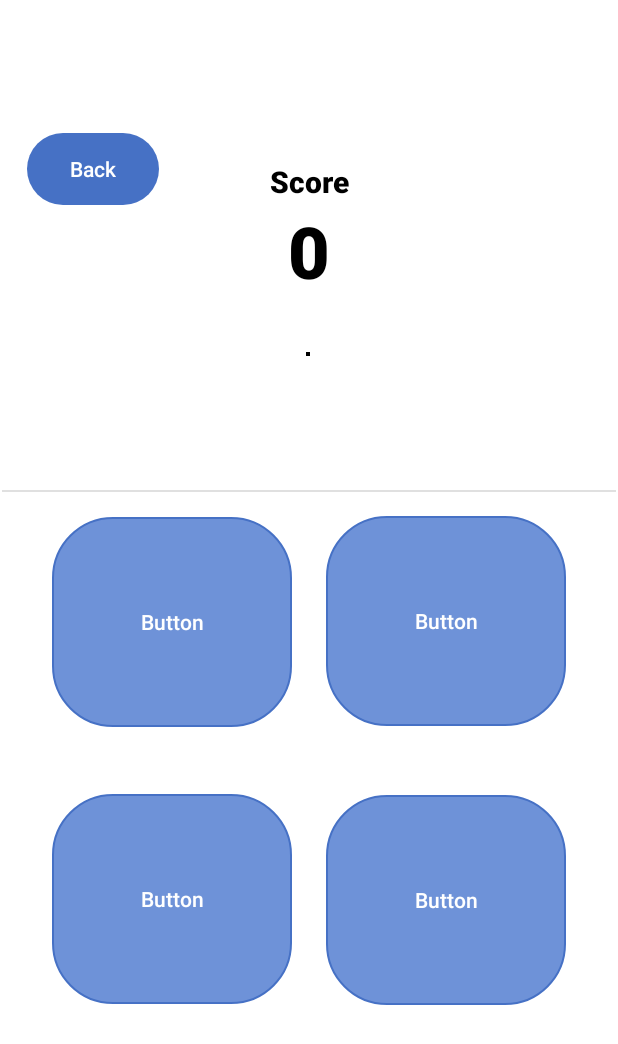
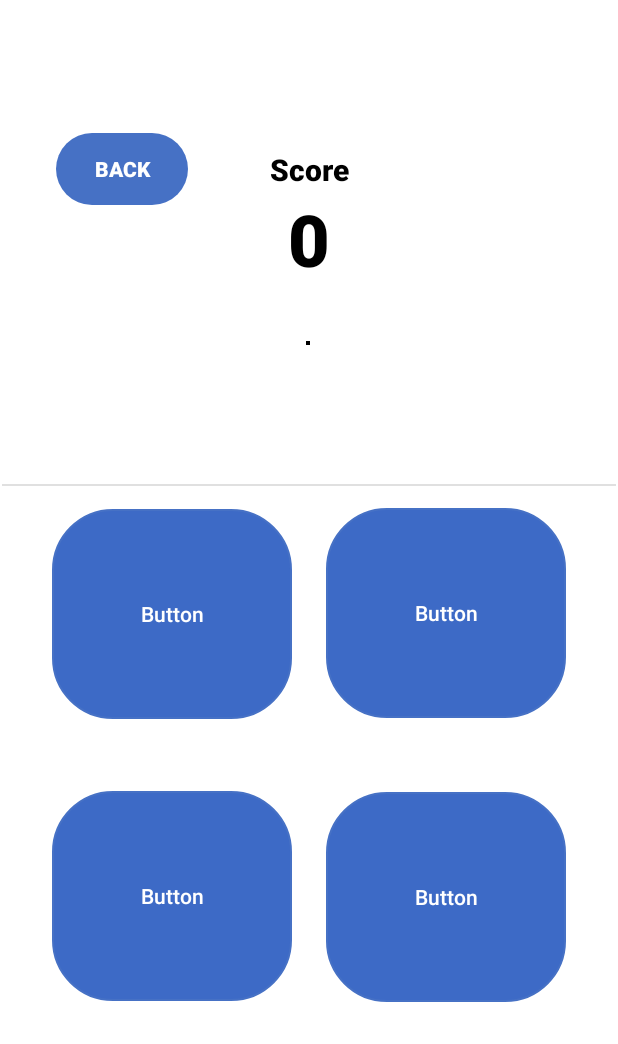
Before and after one commit to adibhalizam/Flag-IQ, an Android app: the SecondFragment screen opened through its navigation route, on a phone screen of 412 x 824 dp. Shown: the top 1044 px of the screen. Run offline under Robolectric (Android 15) with nearby library versions, the phone set to English and light mode, and no system bars; our stand-ins replace Picasso, Volley, navigation-ui; libraries missing offline, so code that uses them is left out: com.shashank.sony; network calls fail; pictures from the network do not load.

Commit message:
Fix bugs

```diff
--- a/FlagIQ/app/src/main/java/com/cis436/flagiq/MainViewModel.kt
+++ b/FlagIQ/app/src/main/java/com/cis436/flagiq/MainViewModel.kt
@@ -50,7 +50,7 @@ class MainViewModel(application: Application) : AndroidViewModel(application)
         val countriesList = mutableListOf<Country>()
         try {
             val jsonArray = JSONArray(response)
-            for (i in 0 until 5) {
+            for (i in 0 until jsonArray.length()) {
                 val jsonObject = jsonArray.getJSONObject(i)
                 val name = jsonObject.getJSONObject("name").getString("common")
                 val imageObject = jsonObject.optJSONObject("flags")
--- a/FlagIQ/app/src/main/java/com/cis436/flagiq/SecondFragment.kt
+++ b/FlagIQ/app/src/main/java/com/cis436/flagiq/SecondFragment.kt
@@ -79,12 +79,12 @@ class SecondFragment : Fragment() {
         }
 
         cancelBtn.setOnClickListener{
-            confirmBtn.alpha = 0.5f
+            cancelBtn.alpha = 0.5f
 
             // Delay action for a short duration (e.g., 200 milliseconds)
             Handler(Looper.getMainLooper()).postDelayed({
                 // Restore opacity
-                confirmBtn.alpha = 1.0f
+                cancelBtn.alpha = 1.0f
 
                 // Navigate to the desired fragment
                 // Dismiss the dialog
--- a/FlagIQ/app/src/main/res/drawable/answer_btn.xml
+++ b/FlagIQ/app/src/main/res/drawable/answer_btn.xml
@@ -2,7 +2,7 @@
 <selector xmlns:android="http://schemas.android.com/apk/res/android">
     <item>
         <shape>
-            <solid android:color="#6E92D8"/>
+            <solid android:color="#3D6AC6"/>
             <corners android:radius="40dp"/>
             <stroke android:color="#FF4671C5" android:width="1dp"/>
 
--- a/FlagIQ/app/src/main/res/layout/fragment_first.xml
+++ b/FlagIQ/app/src/main/res/layout/fragment_first.xml
@@ -14,11 +14,12 @@
             android:layout_height="wrap_content"
             android:layout_marginBottom="172dp"
             android:background="@drawable/return_btn"
-            android:text="Start"
+            android:fontFamily="sans-serif-black"
+            android:text="START"
             app:backgroundTint="@null"
             app:layout_constraintBottom_toBottomOf="parent"
             app:layout_constraintEnd_toEndOf="parent"
-            app:layout_constraintHorizontal_bias="0.498"
+            app:layout_constraintHorizontal_bias="0.492"
             app:layout_constraintStart_toStartOf="parent"
             app:layout_constraintTop_toBottomOf="@+id/imageView3"
             app:layout_constraintVertical_bias="0.246"
--- a/FlagIQ/app/src/main/res/layout/fragment_second.xml
+++ b/FlagIQ/app/src/main/res/layout/fragment_second.xml
@@ -12,9 +12,11 @@
         android:id="@+id/button_second"
         android:layout_width="wrap_content"
         android:layout_height="wrap_content"
-        android:text="Back"
+        android:layout_marginStart="20dp"
+        android:background="@drawable/return_btn"
+        android:fontFamily="sans-serif-black"
+        android:text="BACK"
         android:textColor="@color/white"
-        android:background="@drawable/return_btn"
         app:backgroundTint="@null"
         app:layout_constraintBottom_toBottomOf="parent"
         app:layout_constraintEnd_toEndOf="parent"
@@ -136,14 +138,14 @@
         android:id="@+id/scoreLabel"
         android:layout_width="wrap_content"
         android:layout_height="wrap_content"
-        android:layout_marginStart="72dp"
-        android:layout_marginTop="60dp"
+        android:layout_marginStart="24dp"
+        android:layout_marginTop="52dp"
         android:fontFamily="sans-serif-black"
         android:text="Score"
         android:textColor="@android:color/black"
         android:textSize="20sp"
         app:layout_constraintEnd_toEndOf="parent"
-        app:layout_constraintHorizontal_bias="0.011"
+        app:layout_constraintHorizontal_bias="0.147"
         app:layout_constraintStart_toEndOf="@+id/button_second"
         app:layout_constraintTop_toTopOf="parent" />
 
--- a/FlagIQ/app/src/main/res/layout/win_dialog.xml
+++ b/FlagIQ/app/src/main/res/layout/win_dialog.xml
@@ -11,8 +11,12 @@
     <androidx.cardview.widget.CardView
         android:layout_width="match_parent"
         android:layout_height="match_parent"
+        android:layout_marginStart="8dp"
+        android:layout_marginEnd="8dp"
         app:cardBackgroundColor="@android:color/white"
-        app:cardCornerRadius="20dp">
+        app:cardCornerRadius="20dp"
+        app:layout_constraintEnd_toEndOf="parent"
+        app:layout_constraintStart_toStartOf="parent">
 
         <androidx.constraintlayout.widget.ConstraintLayout
             android:layout_width="match_parent"
```
Also changed, not shown: FlagIQ/app/src/main/java/com/cis436/flagiq/FirstFragment.kt (+14 -1 lines), FlagIQ/app/src/main/res/layout/lose_dialog.xml (+8 -4 lines), FlagIQ/app/src/main/res/layout/return_dialog.xml (+12 -3 lines).
